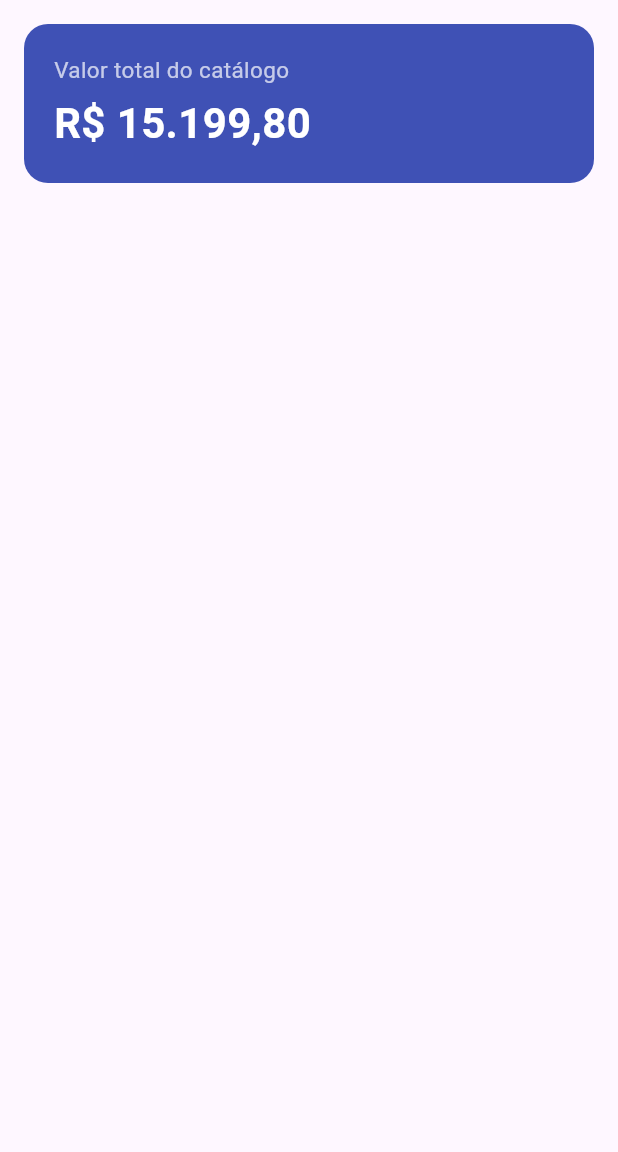
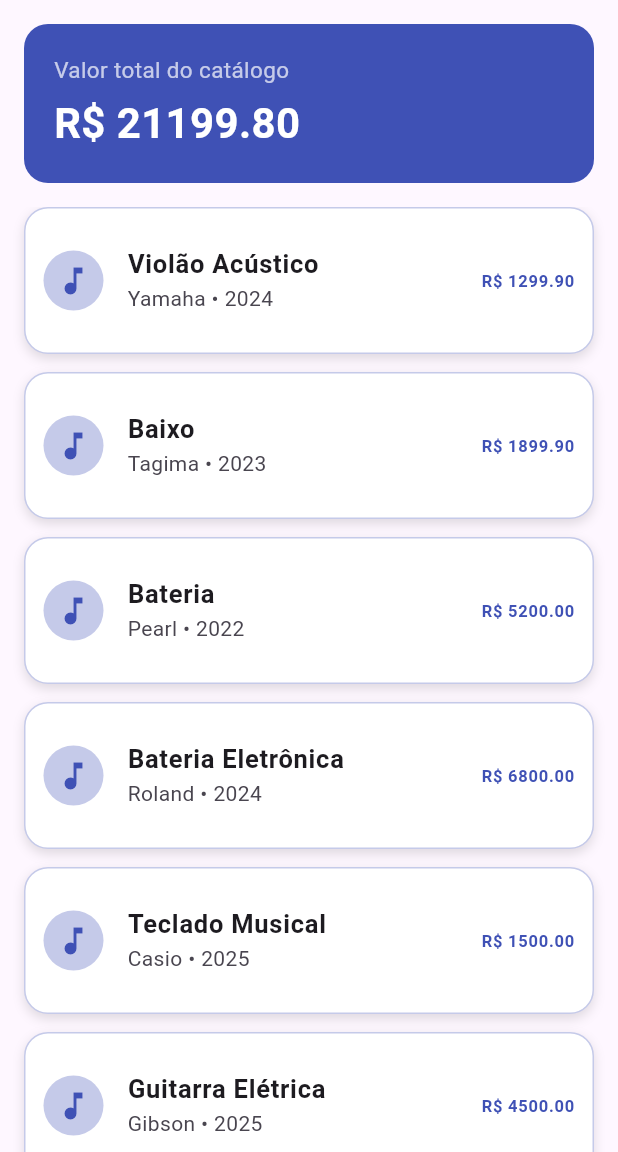
Before and after one commit to nicholascatelan/Trabalho_Dispositivos_Moveis, a Flutter app: the screen it shows after launch, on a phone screen of 412 x 824 dp, the part 84-1236 px from its top. Run offline on Flutter 3.47's test engine with Material 3 defaults, Android fonts, the phone set to English and light mode, and no system bars.

Commit message:
feat: fazendo  exercicio7

```diff
--- a/parte2_flutter/lib/screens/home_page.dart
+++ b/parte2_flutter/lib/screens/home_page.dart
@@ -1,13 +1,90 @@
 import 'package:flutter/material.dart';
+import 'package:parte2_flutter/screens/instrumentos_card.dart';
+import '../models/instrumento.dart';
+import '../models/catalogo.dart';
 
-class HomePage extends StatelessWidget {
+class HomePage extends StatefulWidget {
   const HomePage({super.key});
+
+  @override
+  State<HomePage> createState() => _HomePageState();
+}
+
+class _HomePageState extends State<HomePage> {
+
+  // Objeto responsável por agrupar os instrumentos.
+  final Catalogo catalogo = Catalogo();
+
+  @override
+  void initState() {
+    super.initState();
+
+    // Instrumento 1
+    catalogo.adicionar(
+      Instrumento(
+        nome: 'Violão Acústico',
+        marca: 'Yamaha',
+        preco: 1299.90,
+        ano: 2024,
+      ),
+    );
+
+    // Instrumento 2
+    catalogo.adicionar(
+      Instrumento(
+        nome: 'Baixo',
+        marca: 'Tagima',
+        preco: 1899.90,
+        ano: 2023,
+      ),
+    );
+
+    // Instrumento 3
+    catalogo.adicionar(
+      Instrumento(
+        nome: 'Bateria',
+        marca: 'Pearl',
+        preco: 5200.00,
+        ano: 2022,
+      ),
+    );
+
+    // Instrumento 4
+    catalogo.adicionar(
+      Instrumento(
+        nome: 'Bateria Eletrônica',
+        marca: 'Roland',
+        preco: 6800.00,
+        ano: 2024,
+      ),
+    );
+
+    // Instrumento 5
+    catalogo.adicionar(
+      Instrumento(
+        nome: 'Teclado Musical',
+        marca: 'Casio',
+        preco: 1500.00,
+        ano: 2025,
+      ),
+    );
+
+    // Instrumento 6
+    catalogo.adicionar(
+      Instrumento(
+        nome: 'Guitarra Elétrica',
+        marca: 'Gibson',
+        preco: 4500.00,
+        ano: 2025,
+      ),
+    );
+  }
 
   @override
   Widget build(BuildContext context) {
     return Scaffold(
 
-      // Barra superior da tela
+      // Barra superior.
       appBar: AppBar(
         title: const Text(
           'Loja de Instrumentos',
@@ -20,18 +97,17 @@ class HomePage extends StatelessWidget {
         foregroundColor: Colors.white,
       ),
 
-      // Corpo da tela
+      // Corpo da tela.
       body: Column(
-
-        // Controla o eixo vertical
+        // Eixo principal da Column: vertical.
         mainAxisAlignment: MainAxisAlignment.start,
 
-        // Controla o eixo horizontal
+        // Eixo cruzado da Column: horizontal.
         crossAxisAlignment: CrossAxisAlignment.stretch,
 
         children: [
 
-          // Total do Exercício 4
+          // Total do catálogo.
           Container(
             margin: const EdgeInsets.all(16),
             padding: const EdgeInsets.all(20),
@@ -41,10 +117,10 @@ class HomePage extends StatelessWidget {
               borderRadius: BorderRadius.circular(16),
             ),
 
-            child: const Column(
+            child: Column(
               crossAxisAlignment: CrossAxisAlignment.start,
               children: [
-                Text(
+                const Text(
                   'Valor total do catálogo',
                   style: TextStyle(
                     color: Colors.white70,
@@ -52,11 +128,11 @@ class HomePage extends StatelessWidget {
                   ),
                 ),
 
-                SizedBox(height: 5),
+                const SizedBox(height: 5),
 
                 Text(
-                  'R\$ 15.199,80',
-                  style: TextStyle(
+                  'R\$ ${catalogo.valorTotal.toStringAsFixed(2)}',
+                  style: const TextStyle(
                     color: Colors.white,
                     fontSize: 28,
                     fontWeight: FontWeight.bold,
@@ -65,6 +141,32 @@ class HomePage extends StatelessWidget {
               ],
             ),
           ),
+
+          // Lista dinâmica.
+          Expanded(
+            child: ListView.builder(
+
+              // Quantidade de itens que existem no catálogo.
+              itemCount: catalogo.instrumentos.length,
+
+              // Constrói cada cartão da lista.
+              itemBuilder: (context, index) {
+
+                // Pega o instrumento pela posição da lista.
+                final instrumento = catalogo.instrumentos[index];
+
+                // Reutiliza o cartão do Exercício 6.
+                return Padding(
+                  padding: const EdgeInsets.symmetric(
+                    horizontal: 16,
+                  ),
+                  child: InstrumentoCard(
+                    instrumento: instrumento,
+                  ),
+                );
+              },
+            ),
+          ),
         ],
       ),
     );
--- /dev/null
+++ b/parte2_flutter/lib/screens/instrumento_card.dart
@@ -0,0 +1 @@
+// TODO Implement this library.
```
